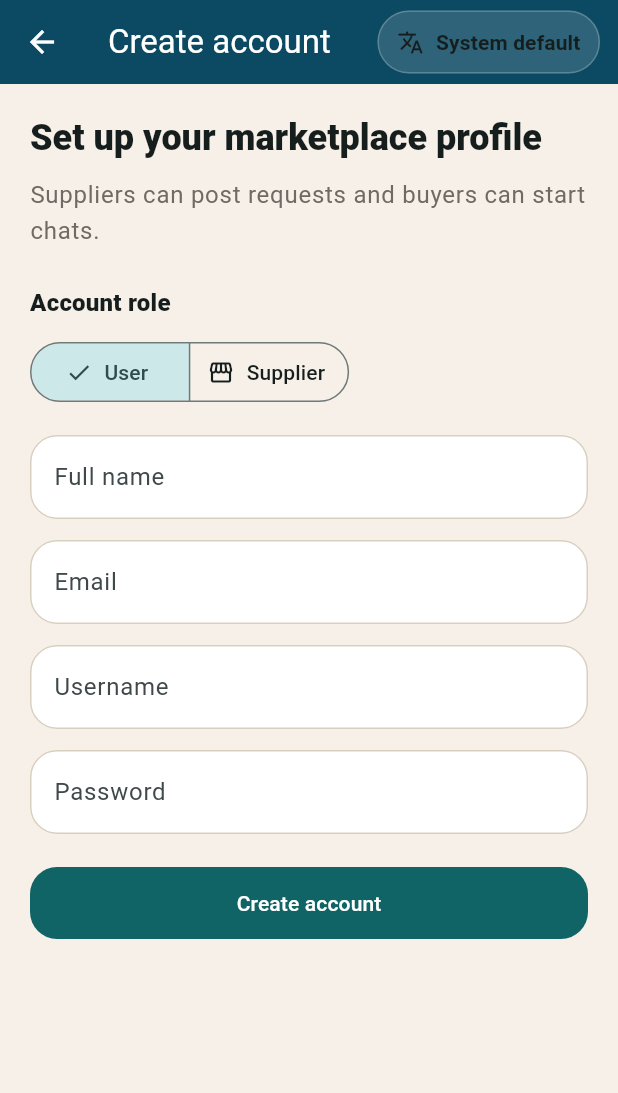
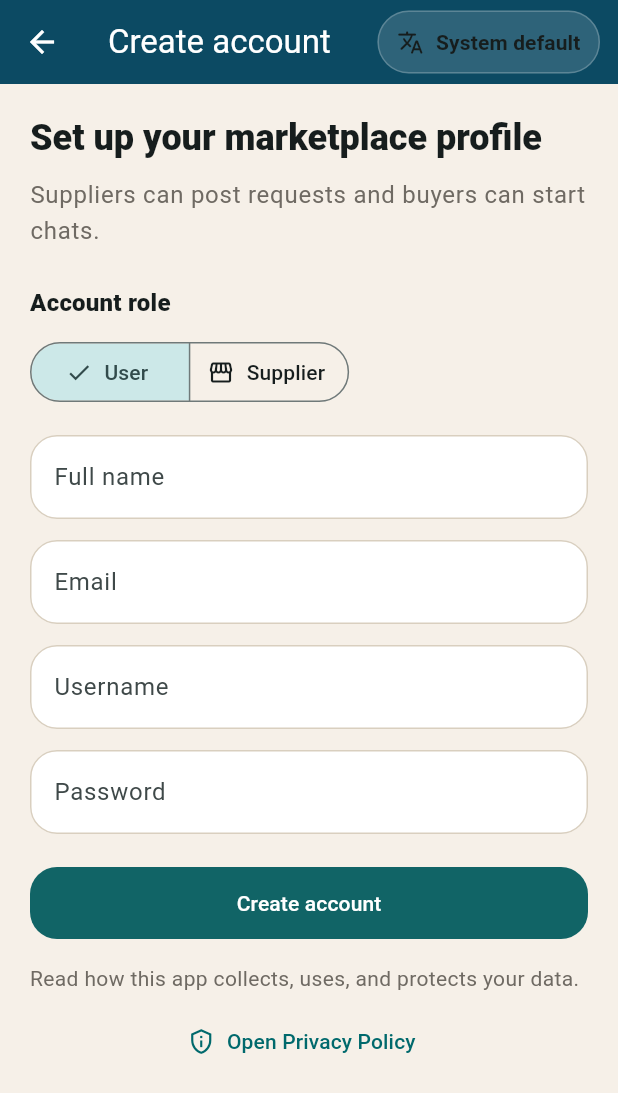
Before and after one commit to adhamAbuAllan/mta_auto_spare, a Flutter app: the RegisterPage screen opened directly, on a phone screen of 412 x 824 dp. Shown: the top 1093 px of the screen. Run offline on Flutter 3.47's test engine with Material 3 defaults, Android fonts, the phone set to English and light mode, and no system bars; our stand-ins replace dio, firebase_core, firebase_messaging, flutter_local_notifications, flutter_riverpod, image_picker and 2 more; missing offline and left inert: record; accounts and stored records are empty; network calls fail.

Commit message:
Publish multilingual privacy policy page

```diff
--- /dev/null
+++ b/lib/constants/app_links.dart
@@ -0,0 +1,5 @@
+abstract final class AppLinks {
+  static final Uri privacyPolicy = Uri.parse(
+    'https://adhamAbuAllan.github.io/mta_auto_spare/',
+  );
+}
--- a/lib/l10n/app_ar.arb
+++ b/lib/l10n/app_ar.arb
@@ -395,6 +395,10 @@
   "couldNotOpenChatRightNow": "\u062a\u0639\u0630\u0631 \u0641\u062a\u062d \u0627\u0644\u0645\u062d\u0627\u062f\u062b\u0629 \u0627\u0644\u0622\u0646.",
   "whatsAppPhoneNotReady": "\u0631\u0642\u0645 \u0627\u0644\u0647\u0627\u062a\u0641 \u0647\u0630\u0627 \u063a\u064a\u0631 \u062c\u0627\u0647\u0632 \u0644\u0648\u0627\u062a\u0633\u0627\u0628.",
   "couldNotOpenWhatsApp": "\u062a\u0639\u0630\u0631 \u0641\u062a\u062d \u0648\u0627\u062a\u0633\u0627\u0628 \u0627\u0644\u0622\u0646.",
+  "privacyPolicy": "\u0633\u064a\u0627\u0633\u0629 \u0627\u0644\u062e\u0635\u0648\u0635\u064a\u0629",
+  "privacyPolicyDescription": "\u0627\u0642\u0631\u0623 \u0643\u064a\u0641 \u064a\u062c\u0645\u0639 \u0647\u0630\u0627 \u0627\u0644\u062a\u0637\u0628\u064a\u0642 \u0628\u064a\u0627\u0646\u0627\u062a\u0643 \u0648\u064a\u0633\u062a\u062e\u062f\u0645\u0647\u0627 \u0648\u064a\u062d\u0645\u064a\u0647\u0627.",
+  "openPrivacyPolicy": "\u0641\u062a\u062d \u0633\u064a\u0627\u0633\u0629 \u0627\u0644\u062e\u0635\u0648\u0635\u064a\u0629",
+  "couldNotOpenPrivacyPolicy": "\u062a\u0639\u0630\u0631 \u0641\u062a\u062d \u0633\u064a\u0627\u0633\u0629 \u0627\u0644\u062e\u0635\u0648\u0635\u064a\u0629 \u0627\u0644\u0622\u0646.",
   "whatsAppGreeting": "\u0645\u0631\u062d\u0628\u064b\u0627 {name}",
   "@whatsAppGreeting": {
     "placeholders": {
--- a/lib/l10n/app_en.arb
+++ b/lib/l10n/app_en.arb
@@ -443,6 +443,10 @@
   "couldNotOpenChatRightNow": "Could not open the chat right now.",
   "whatsAppPhoneNotReady": "This phone number is not ready for WhatsApp.",
   "couldNotOpenWhatsApp": "Could not open WhatsApp right now.",
+  "privacyPolicy": "Privacy Policy",
+  "privacyPolicyDescription": "Read how this app collects, uses, and protects your data.",
+  "openPrivacyPolicy": "Open Privacy Policy",
+  "couldNotOpenPrivacyPolicy": "The privacy policy could not be opened right now.",
   "whatsAppGreeting": "Hello {name}",
   "@whatsAppGreeting": {
     "placeholders": {
--- a/lib/l10n/app_he.arb
+++ b/lib/l10n/app_he.arb
@@ -395,6 +395,10 @@
   "couldNotOpenChatRightNow": "\u05dc\u05d0 \u05e0\u05d9\u05ea\u05df \u05dc\u05e4\u05ea\u05d5\u05d7 \u05db\u05e2\u05ea \u05d0\u05ea \u05d4\u05e6'\u05d0\u05d8.",
   "whatsAppPhoneNotReady": "\u05de\u05e1\u05e4\u05e8 \u05d4\u05d8\u05dc\u05e4\u05d5\u05df \u05d4\u05d6\u05d4 \u05d0\u05d9\u05e0\u05d5 \u05de\u05ea\u05d0\u05d9\u05dd \u05dc-WhatsApp.",
   "couldNotOpenWhatsApp": "\u05dc\u05d0 \u05e0\u05d9\u05ea\u05df \u05dc\u05e4\u05ea\u05d5\u05d7 \u05db\u05e2\u05ea \u05d0\u05ea WhatsApp.",
+  "privacyPolicy": "\u05de\u05d3\u05d9\u05e0\u05d9\u05d5\u05ea \u05e4\u05e8\u05d8\u05d9\u05d5\u05ea",
+  "privacyPolicyDescription": "\u05e7\u05e8\u05d0 \u05db\u05d9\u05e6\u05d3 \u05d4\u05d0\u05e4\u05dc\u05d9\u05e7\u05e6\u05d9\u05d4 \u05d0\u05d5\u05e1\u05e4\u05ea, \u05de\u05e9\u05ea\u05de\u05e9\u05ea \u05d5\u05de\u05d2\u05e0\u05d4 \u05e2\u05dc \u05d4\u05e0\u05ea\u05d5\u05e0\u05d9\u05dd \u05e9\u05dc\u05da.",
+  "openPrivacyPolicy": "\u05e4\u05ea\u05d7 \u05d0\u05ea \u05de\u05d3\u05d9\u05e0\u05d9\u05d5\u05ea \u05d4\u05e4\u05e8\u05d8\u05d9\u05d5\u05ea",
+  "couldNotOpenPrivacyPolicy": "\u05dc\u05d0 \u05e0\u05d9\u05ea\u05df \u05dc\u05e4\u05ea\u05d5\u05d7 \u05db\u05e2\u05ea \u05d0\u05ea \u05de\u05d3\u05d9\u05e0\u05d9\u05d5\u05ea \u05d4\u05e4\u05e8\u05d8\u05d9\u05d5\u05ea.",
   "whatsAppGreeting": "\u05e9\u05dc\u05d5\u05dd {name}",
   "@whatsAppGreeting": {
     "placeholders": {
--- a/lib/l10n/app_localizations.dart
+++ b/lib/l10n/app_localizations.dart
@@ -1660,6 +1660,30 @@ abstract class AppLocalizations {
   /// **'Could not open WhatsApp right now.'**
   String get couldNotOpenWhatsApp;
 
+  /// No description provided for @privacyPolicy.
+  ///
+  /// In en, this message translates to:
+  /// **'Privacy Policy'**
+  String get privacyPolicy;
+
+  /// No description provided for @privacyPolicyDescription.
+  ///
+  /// In en, this message translates to:
+  /// **'Read how this app collects, uses, and protects your data.'**
+  String get privacyPolicyDescription;
+
+  /// No description provided for @openPrivacyPolicy.
+  ///
+  /// In en, this message translates to:
+  /// **'Open Privacy Policy'**
+  String get openPrivacyPolicy;
+
+  /// No description provided for @couldNotOpenPrivacyPolicy.
+  ///
+  /// In en, this message translates to:
+  /// **'The privacy policy could not be opened right now.'**
+  String get couldNotOpenPrivacyPolicy;
+
   /// No description provided for @whatsAppGreeting.
   ///
   /// In en, this message translates to:
--- a/lib/l10n/app_localizations_en.dart
+++ b/lib/l10n/app_localizations_en.dart
@@ -878,6 +878,20 @@ class AppLocalizationsEn extends AppLocalizations {
   String get couldNotOpenWhatsApp => 'Could not open WhatsApp right now.';
 
   @override
+  String get privacyPolicy => 'Privacy Policy';
+
+  @override
+  String get privacyPolicyDescription =>
+      'Read how this app collects, uses, and protects your data.';
+
+  @override
+  String get openPrivacyPolicy => 'Open Privacy Policy';
+
+  @override
+  String get couldNotOpenPrivacyPolicy =>
+      'The privacy policy could not be opened right now.';
+
+  @override
   String whatsAppGreeting(String name) {
     return 'Hello $name';
   }
--- a/lib/view/auth/register_page.dart
+++ b/lib/view/auth/register_page.dart
@@ -9,6 +9,7 @@ import '../../localization/language_selector.dart';
 import '../../models/models.dart';
 import '../common_widgets/app_error_card.dart';
 import '../common_widgets/async_error_message.dart';
+import '../common_widgets/privacy_policy_link.dart';
 
 class RegisterPage extends ConsumerStatefulWidget {
   const RegisterPage({super.key});
@@ -329,6 +330,8 @@ class _RegisterPageState extends ConsumerState<RegisterPage> {
                         ),
                       ],
                     ),
+                    const SizedBox(height: 16),
+                    const PrivacyPolicyLink(),
                   ],
                 ),
               ),
--- /dev/null
+++ b/lib/view/common_widgets/privacy_policy_link.dart
@@ -0,0 +1,43 @@
+import 'package:flutter/material.dart';
+import 'package:url_launcher/url_launcher.dart';
+
+import '../../constants/app_links.dart';
+import '../../localization/app_localizations_x.dart';
+
+class PrivacyPolicyLink extends StatelessWidget {
+  const PrivacyPolicyLink({super.key});
+
+  @override
+  Widget build(BuildContext context) {
+    return Column(
+      children: [
+        Text(
+          context.l10n.privacyPolicyDescription,
+          textAlign: TextAlign.center,
+          style: Theme.of(
+            context,
+          ).textTheme.bodyMedium?.copyWith(color: const Color(0xFF6F6A63)),
+        ),
+        const SizedBox(height: 8),
+        TextButton.icon(
+          onPressed: () => openPrivacyPolicy(context),
+          icon: const Icon(Icons.privacy_tip_outlined),
+          label: Text(context.l10n.openPrivacyPolicy),
+        ),
+      ],
+    );
+  }
+}
+
+Future<void> openPrivacyPolicy(BuildContext context) async {
+  final didLaunch = await launchUrl(
+    AppLinks.privacyPolicy,
+    mode: LaunchMode.externalApplication,
+  );
+
+  if (!didLaunch && context.mounted) {
+    ScaffoldMessenger.of(context).showSnackBar(
+      SnackBar(content: Text(context.l10n.couldNotOpenPrivacyPolicy)),
+    );
+  }
+}
```
Also changed, not shown: lib/l10n/app_localizations_ar.dart (+13 -0 lines), lib/l10n/app_localizations_he.dart (+14 -0 lines), lib/view/auth/login_page.dart (+8 -5 lines), 2 other files.
